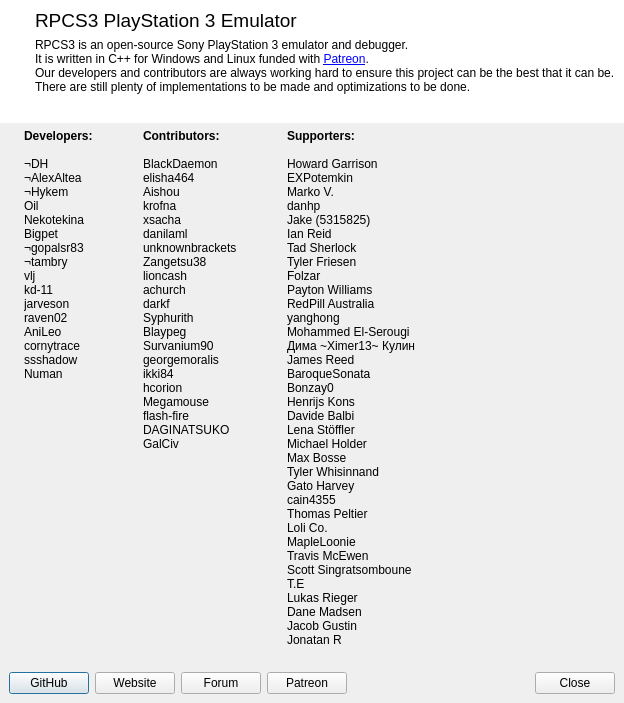
Old version of the form rpcs3/rpcs3qt/about_dialog.ui in the repository RPCS3/rpcs3.
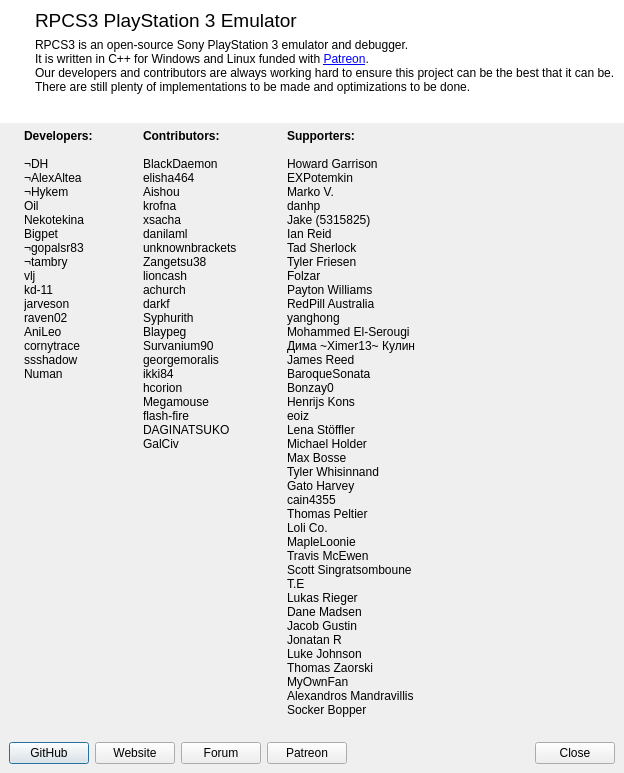
New version of the form. Icons and pictures are not drawn.

The edit to the form file:
```diff
--- a/rpcs3/rpcs3qt/about_dialog.ui
+++ b/rpcs3/rpcs3qt/about_dialog.ui
@@ -7,7 +7,7 @@
     <x>0</x>
     <y>0</y>
     <width>609</width>
-    <height>669</height>
+    <height>734</height>
    </rect>
   </property>
   <property name="sizePolicy">
@@ -224,7 +224,7 @@
      <item>
       <widget class="QLabel" name="label_7">
        <property name="text">
-        <string>&lt;p&gt;&lt;b&gt;Supporters:&lt;/b&gt;&lt;br&gt;&lt;br&gt;Howard Garrison&lt;br&gt;EXPotemkin&lt;br&gt;Marko V.&lt;br&gt;danhp&lt;br&gt;Jake (5315825)&lt;br&gt;Ian Reid&lt;br&gt;Tad Sherlock&lt;br&gt;Tyler Friesen&lt;br&gt;Folzar&lt;br&gt;Payton Williams&lt;br&gt;RedPill Australia&lt;br&gt;yanghong&lt;br&gt;Mohammed El-Serougi&lt;br&gt;Дима ~Ximer13~ Кулин&lt;br&gt;James Reed&lt;br&gt;BaroqueSonata&lt;br&gt;Bonzay0&lt;br&gt;Henrijs Kons&lt;br&gt;Davide Balbi&lt;br&gt;Lena Stöffler&lt;br&gt;Michael Holder&lt;br&gt;Max Bosse&lt;br&gt;Tyler Whisinnand&lt;br&gt;Gato Harvey&lt;br&gt;cain4355&lt;br&gt;Thomas Peltier&lt;br&gt;Loli Co.&lt;br&gt;MapleLoonie&lt;br&gt;Travis McEwen&lt;br&gt;Scott Singratsomboune&lt;br&gt;T.E&lt;br&gt;Lukas Rieger&lt;br&gt;Dane Madsen&lt;br&gt;Jacob Gustin&lt;br&gt;Jonatan R&lt;/p&gt;</string>
+        <string>&lt;p&gt;&lt;b&gt;Supporters:&lt;/b&gt;&lt;br&gt;&lt;br&gt;Howard Garrison&lt;br&gt;EXPotemkin&lt;br&gt;Marko V.&lt;br&gt;danhp&lt;br&gt;Jake (5315825)&lt;br&gt;Ian Reid&lt;br&gt;Tad Sherlock&lt;br&gt;Tyler Friesen&lt;br&gt;Folzar&lt;br&gt;Payton Williams&lt;br&gt;RedPill Australia&lt;br&gt;yanghong&lt;br&gt;Mohammed El-Serougi&lt;br&gt;Дима ~Ximer13~ Кулин&lt;br&gt;James Reed&lt;br&gt;BaroqueSonata&lt;br&gt;Bonzay0&lt;br&gt;Henrijs Kons&lt;br&gt;eoiz&lt;br&gt;Lena Stöffler&lt;br&gt;Michael Holder&lt;br&gt;Max Bosse&lt;br&gt;Tyler Whisinnand&lt;br&gt;Gato Harvey&lt;br&gt;cain4355&lt;br&gt;Thomas Peltier&lt;br&gt;Loli Co.&lt;br&gt;MapleLoonie&lt;br&gt;Travis McEwen&lt;br&gt;Scott Singratsomboune&lt;br&gt;T.E&lt;br&gt;Lukas Rieger&lt;br&gt;Dane Madsen&lt;br&gt;Jacob Gustin&lt;br&gt;Jonatan R&lt;br&gt;Luke Johnson&lt;br&gt;Thomas Zaorski&lt;br&gt;MyOwnFan&lt;br&gt;Alexandros Mandravillis&lt;br&gt;Socker Bopper&lt;/p&gt;</string>
        </property>
        <property name="alignment">
         <set>Qt::AlignLeading|Qt::AlignLeft|Qt::AlignTop</set>
```
